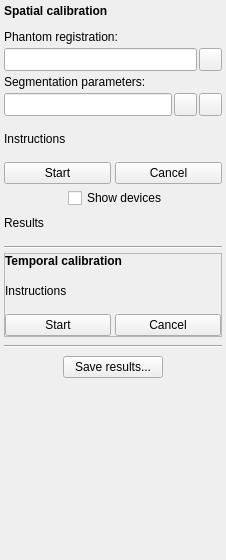
Old version of the form PlusApp/fCal/Toolboxes/FreehandCalibrationToolbox.ui in the repository PlusToolkit/PlusApp.
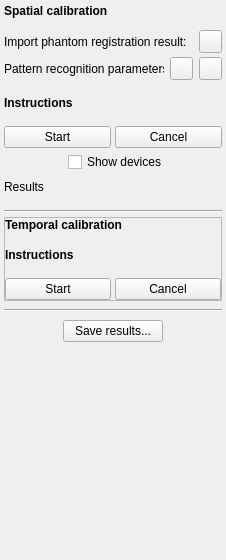
New version of the form. Icons and pictures are not drawn.

Commit message: Fixed #375: Open result buttons changed to import; Open phantom definition function removed from Phantom registration toolbox because it should not change in course of a calibration (can also introduce lots of errors); Bugs fixed related to reset cameras and button states

```diff
--- a/PlusApp/fCal/Toolboxes/FreehandCalibrationToolbox.ui
+++ b/PlusApp/fCal/Toolboxes/FreehandCalibrationToolbox.ui
@@ -67,28 +67,15 @@
         </property>
        </widget>
       </item>
-      <item row="2" column="0" colspan="2">
-       <widget class="QLabel" name="label_PhantomRegistration">
-        <property name="text">
-         <string>Phantom registration:</string>
-        </property>
-       </widget>
-      </item>
       <item row="3" column="0" colspan="2">
        <layout class="QHBoxLayout" name="horizontalLayout_3">
         <property name="spacing">
          <number>2</number>
         </property>
         <item>
-         <widget class="QLineEdit" name="lineEdit_PhantomRegistration">
-          <property name="sizePolicy">
-           <sizepolicy hsizetype="Preferred" vsizetype="Preferred">
-            <horstretch>0</horstretch>
-            <verstretch>0</verstretch>
-           </sizepolicy>
-          </property>
-          <property name="readOnly">
-           <bool>true</bool>
+         <widget class="QLabel" name="label_PhantomRegistration">
+          <property name="text">
+           <string>Import phantom registration result:</string>
           </property>
          </widget>
         </item>
@@ -129,28 +116,15 @@
         </item>
        </layout>
       </item>
-      <item row="4" column="0" colspan="2">
-       <widget class="QLabel" name="label_SegmentationParameters">
-        <property name="text">
-         <string>Segmentation parameters:</string>
-        </property>
-       </widget>
-      </item>
       <item row="5" column="0" colspan="2">
        <layout class="QHBoxLayout" name="horizontalLayout_6">
         <property name="spacing">
-         <number>2</number>
+         <number>6</number>
         </property>
         <item>
-         <widget class="QLineEdit" name="lineEdit_SegmentationParameters">
-          <property name="sizePolicy">
-           <sizepolicy hsizetype="Preferred" vsizetype="Preferred">
-            <horstretch>0</horstretch>
-            <verstretch>0</verstretch>
-           </sizepolicy>
-          </property>
-          <property name="readOnly">
-           <bool>true</bool>
+         <widget class="QLabel" name="label_SegmentationParameters">
+          <property name="text">
+           <string>Pattern recognition parameters:</string>
           </property>
          </widget>
         </item>
@@ -219,6 +193,12 @@
       </item>
       <item row="8" column="0" colspan="2">
        <widget class="QLabel" name="label_InstructionsSpatial">
+        <property name="font">
+         <font>
+          <weight>75</weight>
+          <bold>true</bold>
+         </font>
+        </property>
         <property name="text">
          <string>Instructions</string>
         </property>
@@ -418,6 +398,12 @@
       </item>
       <item>
        <widget class="QLabel" name="label_InstructionsTemporal">
+        <property name="font">
+         <font>
+          <weight>75</weight>
+          <bold>true</bold>
+         </font>
+        </property>
         <property name="text">
          <string>Instructions</string>
         </property>
```
Left out of the diff: 7 changed lines with no effect on the pictures. The commit also changes 8 other files.
